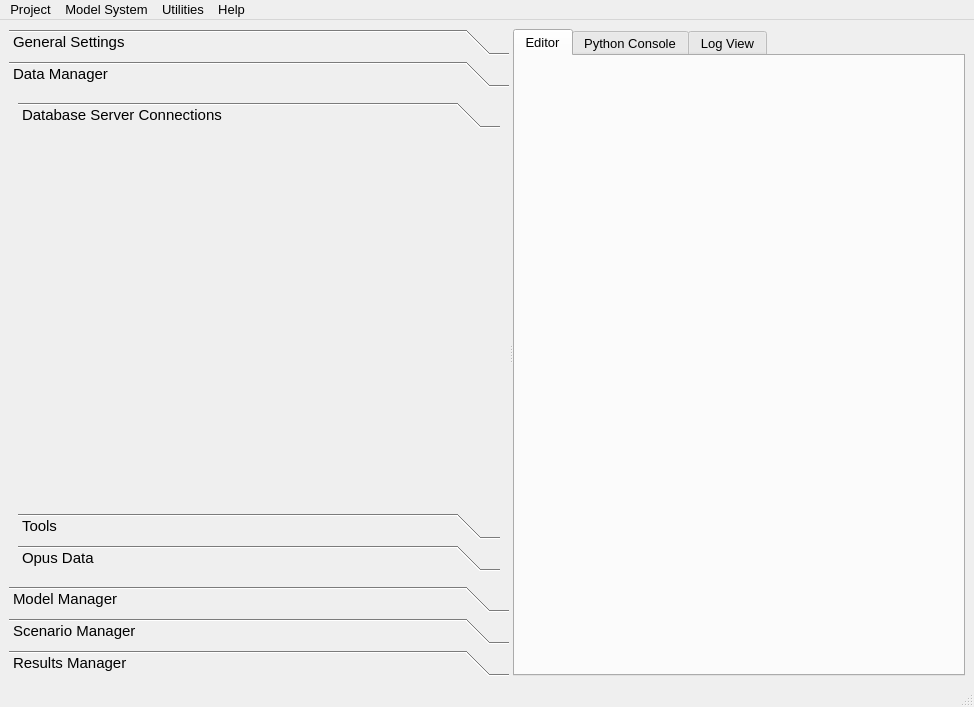
The window that opus_gui/main/opusmain.ui (psrc/urbansim) describes before a commit, drawn with Qt 5.
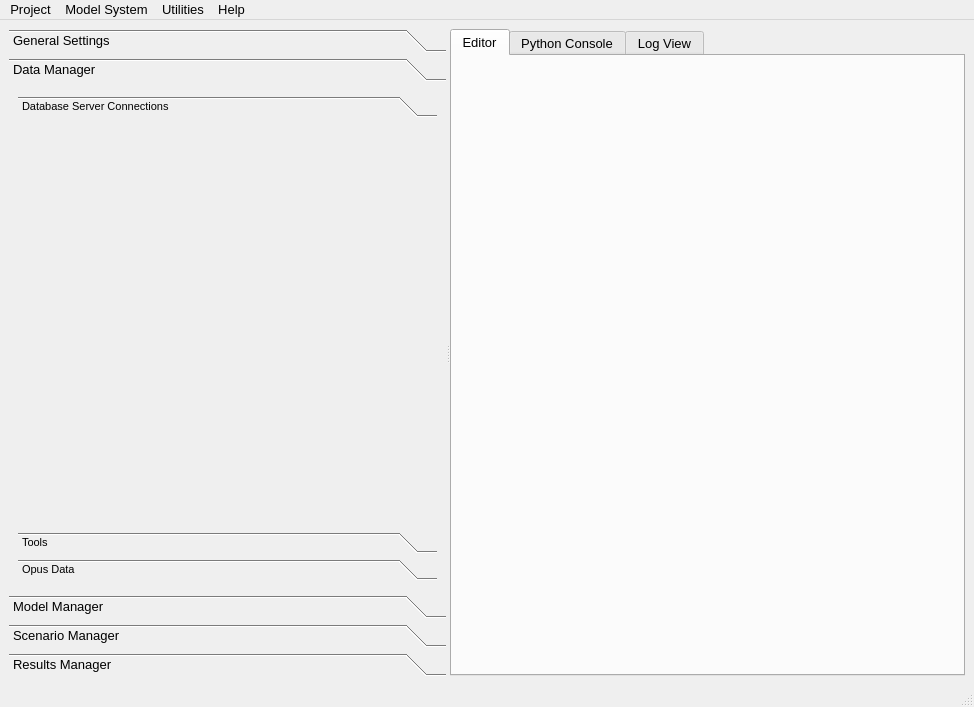
The same window after the commit. Icons and pictures are not drawn.

Commit message: reverted to smaller fonts

```diff
--- a/opus_gui/main/opusmain.ui
+++ b/opus_gui/main/opusmain.ui
@@ -64,7 +64,7 @@
        </property>
        <property name="font" >
         <font>
-         <pointsize>11</pointsize>
+         <pointsize>10</pointsize>
         </font>
        </property>
        <property name="currentIndex" >
@@ -125,7 +125,7 @@
           <widget class="QToolBox" name="dataManager_toolBox" >
            <property name="font" >
             <font>
-             <pointsize>11</pointsize>
+             <pointsize>8</pointsize>
             </font>
            </property>
            <property name="currentIndex" >
```
The commit also changes 1 other file.
